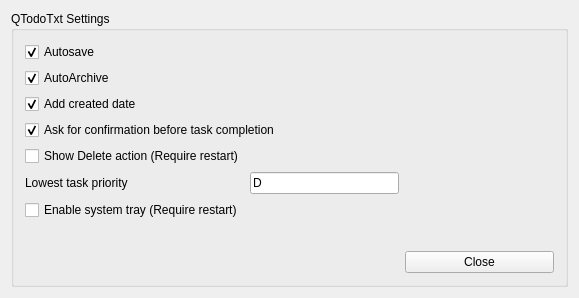
This is qtodotxt/ui/dialogs/settingsui.ui in QTodoTxt/QTodoTxt as Qt 5 draws it before an edit. The edited form follows.
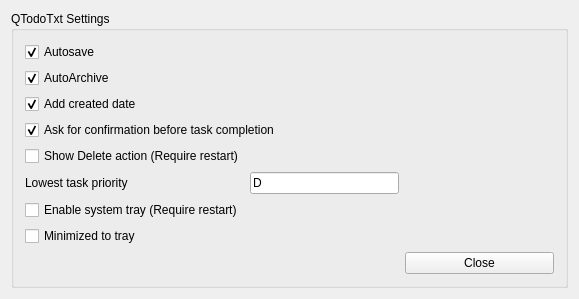
This is the edited form.

Commit message:
Add option to minized to tray
Added option to minimize to tray only works with the included option of displaying icons in the tray

The edit to the form file:
```diff
--- a/qtodotxt/ui/dialogs/settingsui.ui
+++ b/qtodotxt/ui/dialogs/settingsui.ui
@@ -120,6 +120,13 @@
         </property>
        </widget>
       </item>
+      <item row="8" column="0">
+       <widget class="QCheckBox" name="trayMinimizedCheckBox">
+        <property name="text">
+         <string>Minimized to tray</string>
+        </property>
+       </widget>
+      </item>
      </layout>
     </widget>
    </item>
```
The commit also changes 4 other files.
